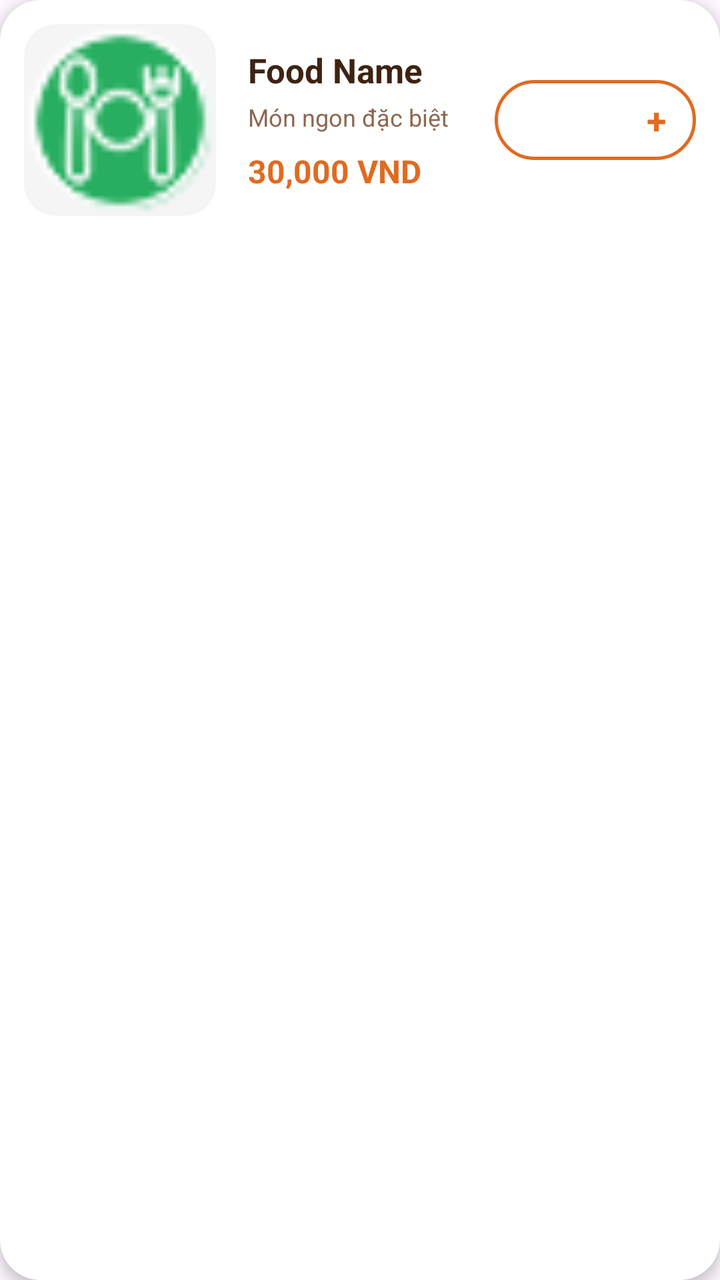
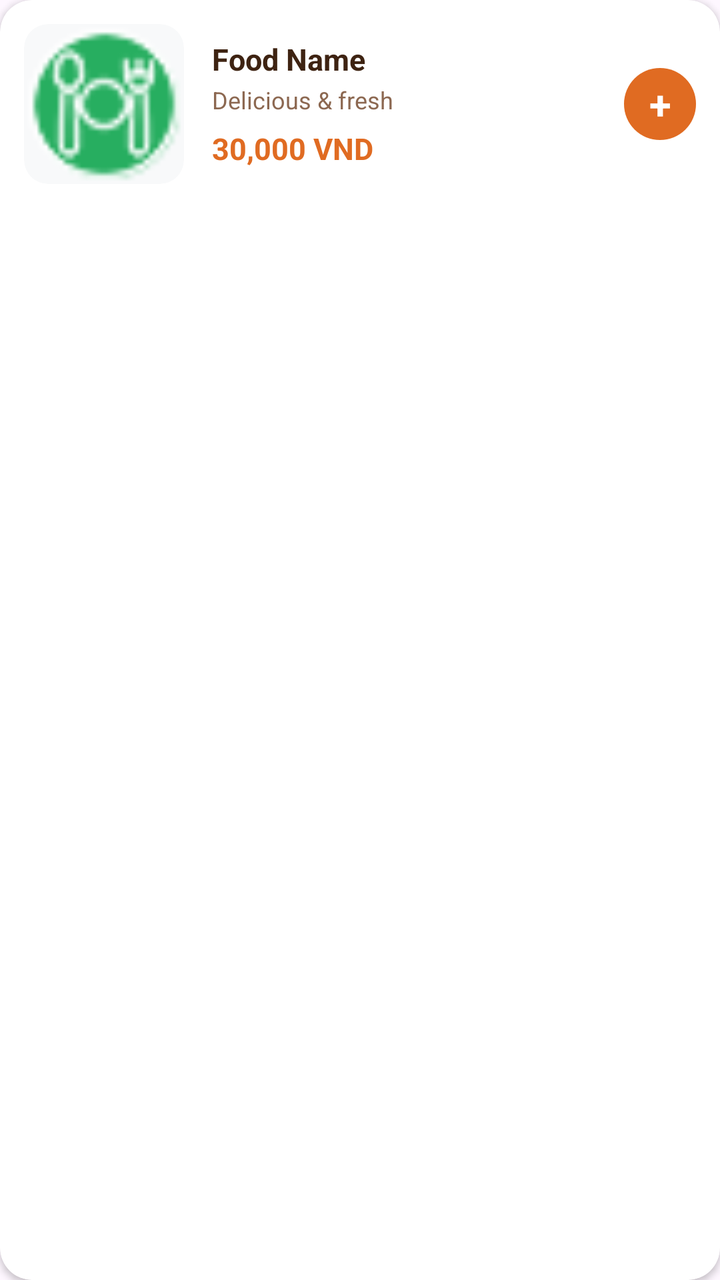

An Android layout rendered at two revisions. The XML below is the earlier revision; the diff shows what the commit changed to produce the second picture.
<!-- AndroidManifest.xml: application theme Theme.Project_1 -->
<!-- res/layout/row_food.xml -->
<?xml version="1.0" encoding="utf-8"?>
<androidx.cardview.widget.CardView xmlns:android="http://schemas.android.com/apk/res/android"
    xmlns:app="http://schemas.android.com/apk/res-auto"
    android:layout_width="match_parent"
    android:layout_height="wrap_content"
    android:layout_marginHorizontal="16dp"
    android:layout_marginVertical="8dp"
    android:clickable="true"
    android:focusable="true"
    android:foreground="?attr/selectableItemBackground"
    app:cardCornerRadius="20dp"
    app:cardElevation="4dp"
    app:cardBackgroundColor="@color/colorCardBackground">

    <LinearLayout
        android:layout_width="match_parent"
        android:layout_height="wrap_content"
        android:orientation="horizontal"
        android:padding="12dp"
        android:gravity="center_vertical">

        <androidx.cardview.widget.CardView
            android:layout_width="96dp"
            android:layout_height="96dp"
            app:cardCornerRadius="16dp"
            app:cardElevation="0dp"
            app:cardBackgroundColor="#F5F5F5">

            <ImageView
                android:id="@+id/ivFood"
                android:layout_width="match_parent"
                android:layout_height="match_parent"
                android:scaleType="centerCrop"
                android:src="@drawable/ic_food" />
        </androidx.cardview.widget.CardView>

        <LinearLayout
            android:layout_width="0dp"
            android:layout_height="wrap_content"
            android:layout_weight="1"
            android:orientation="vertical"
            android:paddingStart="16dp">

            <TextView
                android:id="@+id/tvFoodName"
                android:layout_width="match_parent"
                android:layout_height="wrap_content"
                android:text="Food Name"
                android:textColor="@color/colorTextPrimary"
                android:textSize="17sp"
                android:textStyle="bold" />

            <TextView
                android:layout_width="wrap_content"
                android:layout_height="wrap_content"
                android:layout_marginTop="4dp"
                android:text="Món ngon đặc biệt"
                android:textColor="@color/colorTextSecondary"
                android:textSize="12sp" />

            <TextView
                android:id="@+id/tvFoodPrice"
                android:layout_width="match_parent"
                android:layout_height="wrap_content"
                android:layout_marginTop="8dp"
                android:text="30,000 VND"
                android:textColor="@color/colorPrimary"
                android:textSize="16sp"
                android:textStyle="bold" />

        </LinearLayout>

        <LinearLayout
            android:layout_width="wrap_content"
            android:layout_height="wrap_content"
            android:layout_gravity="center_vertical"
            android:background="@drawable/bg_green_border_button"
            android:gravity="center"
            android:orientation="horizontal"
            android:padding="4dp">

            <TextView
                android:id="@+id/tvMinus"
                android:layout_width="32dp"
                android:layout_height="32dp"
                android:gravity="center"
                android:text="-"
                android:textColor="@color/colorPrimary"
                android:textSize="18sp"
                android:textStyle="bold"
                android:visibility="invisible" />

            <TextView
                android:id="@+id/tvQuantity"
                android:layout_width="wrap_content"
                android:layout_height="wrap_content"
                android:layout_marginHorizontal="10dp"
                android:text="0"
                android:textColor="@color/colorTextPrimary"
                android:textSize="15sp"
                android:textStyle="bold"
                android:visibility="invisible" />

            <TextView
                android:id="@+id/tvPlus"
                android:layout_width="32dp"
                android:layout_height="32dp"
                android:gravity="center"
                android:text="+"
                android:textColor="@color/colorPrimary"
                android:textSize="18sp"
                android:textStyle="bold" />

        </LinearLayout>

    </LinearLayout>

</androidx.cardview.widget.CardView>
<!-- resources referenced by this layout -->
<resources>
  <color name="colorCardBackground">#FFFFFF</color>
  <color name="colorPrimary">#E06B22</color>
  <color name="colorTextPrimary">#3E2312</color>
  <color name="colorTextSecondary">#8C6851</color>
  <!-- drawable bg_green_border_button (drawable) -->
  <?xml version="1.0" encoding="utf-8"?>
  <shape xmlns:android="http://schemas.android.com/apk/res/android">
      <solid android:color="@color/white" />
      <stroke
          android:width="1.5dp"
          android:color="@color/colorPrimary" />
      <corners android:radius="20dp" />
  </shape>
  <!-- drawable ic_food: png bitmap (drawable, 1960 bytes) -->
  <style name="Theme.Project_1" parent="Base.Theme.Project_1" />
  <color name="white">#FFFFFF</color>
  <style name="Base.Theme.Project_1" parent="Theme.Material3.DayNight.NoActionBar">
      </style>
</resources>

<!-- the commit's change to res/layout/row_food.xml (unified diff, before → after) -->
@@ -8,9 +8,9 @@
     android:clickable="true"
     android:focusable="true"
     android:foreground="?attr/selectableItemBackground"
-    app:cardCornerRadius="20dp"
-    app:cardElevation="4dp"
-    app:cardBackgroundColor="@color/colorCardBackground">
+    app:cardCornerRadius="16dp"
+    app:cardElevation="2dp"
+    app:cardBackgroundColor="@color/white">
 
     <LinearLayout
         android:layout_width="match_parent"
@@ -20,11 +20,11 @@
         android:gravity="center_vertical">
 
         <androidx.cardview.widget.CardView
-            android:layout_width="96dp"
-            android:layout_height="96dp"
-            app:cardCornerRadius="16dp"
+            android:layout_width="80dp"
+            android:layout_height="80dp"
+            app:cardCornerRadius="12dp"
             app:cardElevation="0dp"
-            app:cardBackgroundColor="#F5F5F5">
+            app:cardBackgroundColor="#F8F9FA">
 
             <ImageView
                 android:id="@+id/ivFood"
@@ -39,7 +39,8 @@
             android:layout_height="wrap_content"
             android:layout_weight="1"
             android:orientation="vertical"
-            android:paddingStart="16dp">
+            android:paddingStart="14dp"
+            android:paddingEnd="8dp">
 
             <TextView
                 android:id="@+id/tvFoodName"
@@ -47,14 +48,14 @@
                 android:layout_height="wrap_content"
                 android:text="Food Name"
                 android:textColor="@color/colorTextPrimary"
-                android:textSize="17sp"
+                android:textSize="15sp"
                 android:textStyle="bold" />
 
             <TextView
                 android:layout_width="wrap_content"
                 android:layout_height="wrap_content"
-                android:layout_marginTop="4dp"
-                android:text="Món ngon đặc biệt"
+                android:layout_marginTop="2dp"
+                android:text="Delicious &amp; fresh"
                 android:textColor="@color/colorTextSecondary"
                 android:textSize="12sp" />
 
@@ -62,10 +63,10 @@
                 android:id="@+id/tvFoodPrice"
                 android:layout_width="match_parent"
                 android:layout_height="wrap_content"
-                android:layout_marginTop="8dp"
+                android:layout_marginTop="6dp"
                 android:text="30,000 VND"
                 android:textColor="@color/colorPrimary"
-                android:textSize="16sp"
+                android:textSize="15sp"
                 android:textStyle="bold" />
 
         </LinearLayout>
@@ -74,15 +75,14 @@
             android:layout_width="wrap_content"
             android:layout_height="wrap_content"
             android:layout_gravity="center_vertical"
-            android:background="@drawable/bg_green_border_button"
             android:gravity="center"
-            android:orientation="horizontal"
-            android:padding="4dp">
+            android:orientation="horizontal">
 
             <TextView
                 android:id="@+id/tvMinus"
                 android:layout_width="32dp"
                 android:layout_height="32dp"
+                android:background="@drawable/bg_secondary_button"
                 android:gravity="center"
                 android:text="-"
                 android:textColor="@color/colorPrimary"
@@ -94,21 +94,22 @@
                 android:id="@+id/tvQuantity"
                 android:layout_width="wrap_content"
                 android:layout_height="wrap_content"
-                android:layout_marginHorizontal="10dp"
+                android:layout_marginHorizontal="8dp"
                 android:text="0"
                 android:textColor="@color/colorTextPrimary"
-                android:textSize="15sp"
+                android:textSize="14sp"
                 android:textStyle="bold"
                 android:visibility="invisible" />
 
             <TextView
                 android:id="@+id/tvPlus"
-                android:layout_width="32dp"
-                android:layout_height="32dp"
+                android:layout_width="36dp"
+                android:layout_height="36dp"
+                android:background="@drawable/bg_primary_button"
                 android:gravity="center"
                 android:text="+"
-                android:textColor="@color/colorPrimary"
-                android:textSize="18sp"
+                android:textColor="@color/white"
+                android:textSize="20sp"
                 android:textStyle="bold" />
 
         </LinearLayout>
<!-- resource entries referenced after the edit -->
@@ -1,21 +1,26 @@
 <!-- resources referenced by this layout -->
 <resources>
-  <color name="colorCardBackground">#FFFFFF</color>
   <color name="colorPrimary">#E06B22</color>
   <color name="colorTextPrimary">#3E2312</color>
   <color name="colorTextSecondary">#8C6851</color>
-  <!-- drawable bg_green_border_button (drawable) -->
+  <!-- drawable ic_food: png bitmap (drawable, 1960 bytes) -->
+  <style name="Theme.Project_1" parent="Base.Theme.Project_1" />
+  <color name="white">#FFFFFF</color>
+  <!-- drawable bg_primary_button (drawable) -->
+  <?xml version="1.0" encoding="utf-8"?>
+  <shape xmlns:android="http://schemas.android.com/apk/res/android">
+      <solid android:color="@color/colorPrimary" />
+      <corners android:radius="28dp" />
+  </shape>
+  <!-- drawable bg_secondary_button (drawable) -->
   <?xml version="1.0" encoding="utf-8"?>
   <shape xmlns:android="http://schemas.android.com/apk/res/android">
       <solid android:color="@color/white" />
       <stroke
           android:width="1.5dp"
           android:color="@color/colorPrimary" />
-      <corners android:radius="20dp" />
+      <corners android:radius="28dp" />
   </shape>
-  <!-- drawable ic_food: png bitmap (drawable, 1960 bytes) -->
-  <style name="Theme.Project_1" parent="Base.Theme.Project_1" />
-  <color name="white">#FFFFFF</color>
   <style name="Base.Theme.Project_1" parent="Theme.Material3.DayNight.NoActionBar">
       </style>
 </resources>
